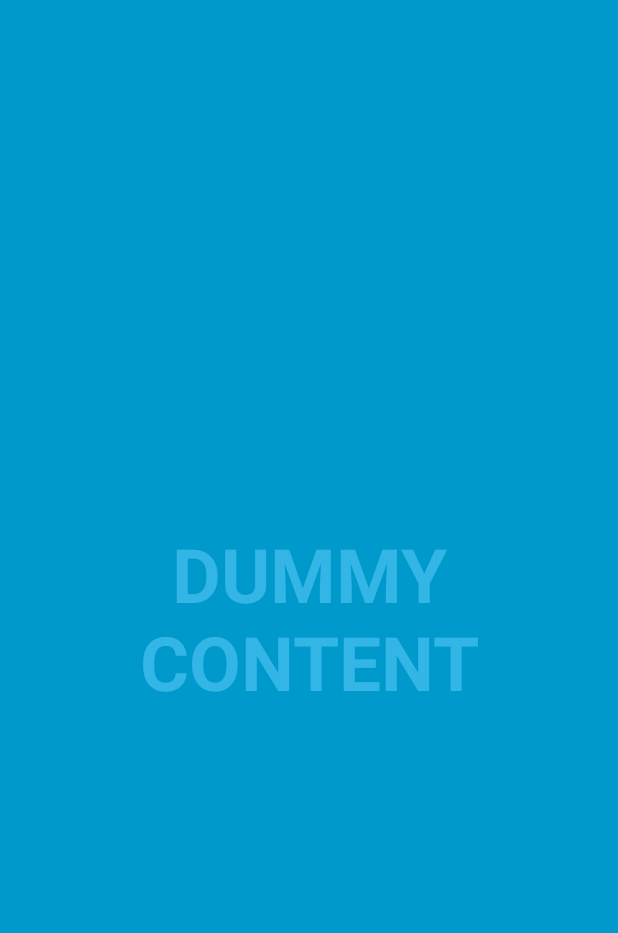
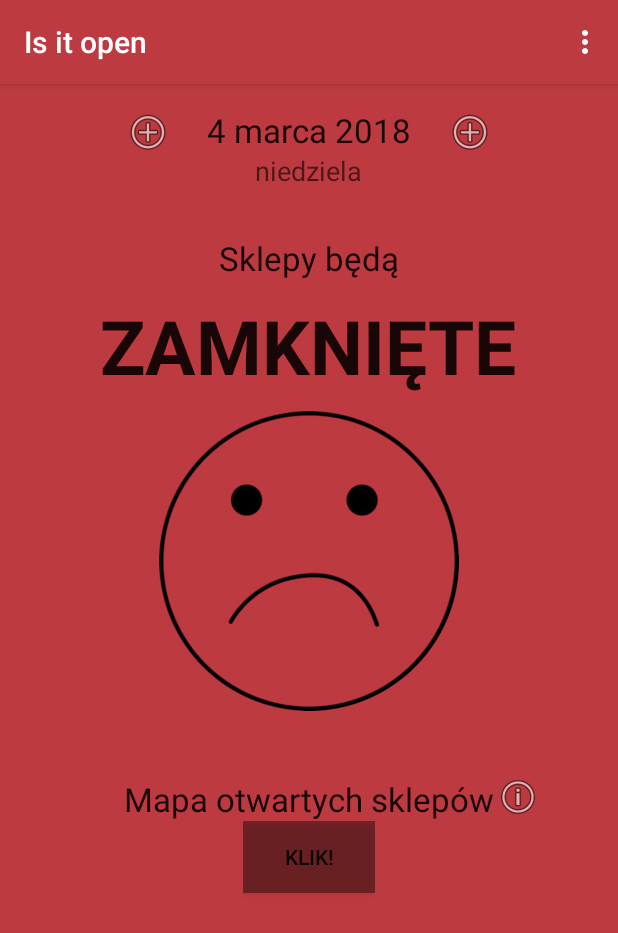
Before and after one commit to cwikp/isitopen-android, an Android app: the screen it shows after launch (FullscreenActivity before the commit, MainActivity after it), on a phone screen of 412 x 824 dp. Shown: the top 933 px of the screen. Run offline under Robolectric (Android 15) with nearby library versions, the phone set to English and light mode, and no system bars.

Commit message:
add more basic functionality

```diff
--- a/app/src/main/java/com/isitopen/ClosedDays.java
+++ b/app/src/main/java/com/isitopen/ClosedDays.java
@@ -12,6 +12,8 @@ public class ClosedDays {
     static {
         closedDays.put(new ClosedDay(1, 1, 2018), HOLIDAY);
         closedDays.put(new ClosedDay(1, 7, 2018), FREE_SUNDAY);
+        closedDays.put(new ClosedDay(4, 3, 2018), FREE_SUNDAY);
+        closedDays.put(new ClosedDay(7, 3, 2018), HOLIDAY);
     }
 
     public static HashMap<ClosedDay, ClosedReason> getClosedDays(){
@@ -33,7 +35,7 @@ class ClosedDay{
     public static ClosedDay of(Calendar calendar) {
         return new ClosedDay(
                 calendar.get(Calendar.DAY_OF_MONTH),
-                calendar.get(Calendar.MONTH),
+                calendar.get(Calendar.MONTH) + 1,
                 calendar.get(Calendar.YEAR)
         );
     }
--- a/app/src/main/java/com/isitopen/MainActivity.java
+++ b/app/src/main/java/com/isitopen/MainActivity.java
@@ -1,11 +1,20 @@
 package com.isitopen;
 
+import android.graphics.Color;
+import android.graphics.drawable.ColorDrawable;
+import android.os.Build;
 import android.os.Bundle;
+import android.support.v4.app.DialogFragment;
+import android.support.v7.app.ActionBar;
 import android.support.v7.app.AppCompatActivity;
 import android.view.Menu;
 import android.view.MenuItem;
 import android.view.View;
+import android.view.Window;
+import android.widget.ImageView;
+import android.widget.RelativeLayout;
 import android.widget.TextView;
+import android.widget.Toast;
 
 import java.util.Calendar;
 import java.util.HashMap;
@@ -13,7 +22,9 @@ import java.util.Locale;
 
 public class MainActivity extends AppCompatActivity {
 
-    private final Locale plLocale = new Locale("pl_PL");
+    private final Locale polishLocale = new Locale("pl");
+    private Calendar calendarToday;
+    private Calendar calendarTomorrow;
     private Calendar currentCalendar;
 
     @Override
@@ -31,16 +42,21 @@ public class MainActivity extends AppCompatActivity {
 //                        .setAction("Action", null).show();
 //            }
 //        });
-        currentCalendar = Calendar.getInstance(plLocale);
-        setCurrentDate();
-        setOpenClosedInfo();
+        calendarToday = Calendar.getInstance(polishLocale);
+        currentCalendar = Calendar.getInstance(polishLocale);
+        calendarTomorrow = Calendar.getInstance(polishLocale);
+        calendarTomorrow.set(Calendar.DAY_OF_MONTH, calendarToday.get(Calendar.DAY_OF_MONTH) + 1);
+        updateAllDateInfo();
+        if (currentCalendar.get(Calendar.DAY_OF_WEEK) != Calendar.SUNDAY) {
+            setClosestFutureSunday();
+        }
     }
 
     private void setCurrentDate() {
         TextView dateText = (TextView) findViewById(R.id.dateText);
         TextView weekDayText = (TextView) findViewById(R.id.weekdayText);
-        dateText.setText(getCurrentDate(currentCalendar, plLocale));
-        weekDayText.setText(getCurrentWeekday(currentCalendar, plLocale));
+        dateText.setText(getCurrentDate(currentCalendar, polishLocale));
+        weekDayText.setText(getCurrentWeekday(currentCalendar, polishLocale));
     }
 
     //    https://stackoverflow.com/questions/14832151/how-to-get-month-name-from-calendar
@@ -55,10 +71,57 @@ public class MainActivity extends AppCompatActivity {
         return calendar.getDisplayName(Calendar.DAY_OF_WEEK, Calendar.LONG, locale);
     }
 
-    private void setOpenClosedInfo() {
-        String mainText = isOpen() ? getString(R.string.open) : getString(R.string.closed);
+    private void setOpenClosed() {
+        boolean isOpen = isOpen();
+        setInfo(isOpen);
+        setBackgroundColor(isOpen);
+        setImage(isOpen);
+    }
+
+    private void setInfo(boolean isOpen) {
+        TextView openInfoText = (TextView) findViewById(R.id.openInfoText);
+        String openInfo = isToday() ? getString(R.string.infoToday)
+                : isTomorrow() ? getString(R.string.infoTomorrow)
+                : isPastDate() ? getString(R.string.infoPast)
+                : getString(R.string.infoFuture);
+        openInfoText.setText(openInfo);
+
         TextView mainInfoText = (TextView) findViewById(R.id.mainInfoText);
+        String mainText = isOpen ? getString(R.string.open) : getString(R.string.closed);
         mainInfoText.setText(mainText);
+    }
+
+    private boolean isTomorrow() {
+        return ClosedDay.of(currentCalendar).equals(ClosedDay.of(calendarTomorrow));
+    }
+
+    private boolean isToday() {
+        return ClosedDay.of(currentCalendar).equals(ClosedDay.of(calendarToday));
+    }
+
+    private boolean isPastDate() {
+        return currentCalendar.before(calendarToday);
+    }
+
+    private void setBackgroundColor(boolean isOpen) {
+        RelativeLayout layout = (RelativeLayout) findViewById(R.id.container);
+        int backgroundColor = isOpen ? Color.parseColor("#0099cc") : Color.parseColor("#be3a41");
+        layout.setBackgroundColor(backgroundColor);
+        if (Build.VERSION.SDK_INT >= 21) {
+            Window window = getWindow();
+            window.setNavigationBarColor(backgroundColor);
+            window.setStatusBarColor(backgroundColor);
+        }
+        ActionBar supportActionBar = getSupportActionBar();
+        if (supportActionBar != null) {
+            supportActionBar.setBackgroundDrawable(new ColorDrawable(backgroundColor));
+        }
+    }
+
+    private void setImage(boolean isOpen) {
+        ImageView image = (ImageView) findViewById(R.id.faceImage);
+        int imageResource = isOpen ? R.drawable.happyface : R.drawable.sadface;
+        image.setImageResource(imageResource);
     }
 
     private boolean isOpen() {
@@ -90,14 +153,45 @@ public class MainActivity extends AppCompatActivity {
     }
 
     public void onDatePlusClick(View view) {
-        int currentDay = currentCalendar.get(Calendar.DAY_OF_MONTH);
-        currentCalendar.set(Calendar.DAY_OF_MONTH, currentDay + 1);
-        setCurrentDate();
+        setClosestFutureSunday();
+    }
+
+    private void setClosestFutureSunday() {
+        int difference = getDifferenceToSunday();
+        currentCalendar.add(Calendar.DAY_OF_MONTH, difference);
+        updateAllDateInfo();
     }
 
     public void onDateMinusClick(View view) {
-        int currentDay = currentCalendar.get(Calendar.DAY_OF_MONTH);
-        currentCalendar.set(Calendar.DAY_OF_MONTH, currentDay - 1);
+        int difference = getDifferenceToSunday();
+        currentCalendar.add(Calendar.DAY_OF_MONTH, -difference);
+        updateAllDateInfo();
+    }
+
+    private int getDifferenceToSunday() {
+        int difference = Calendar.SUNDAY - currentCalendar.get(Calendar.DAY_OF_WEEK);
+        if (difference <= 0) {
+            difference += 7;
+        }
+        return difference;
+    }
+
+    public void onMapInfoClicked(View view) {
+        Toast.makeText(getApplicationContext(), R.string.mapInfoText, Toast.LENGTH_LONG).show();
+    }
+
+    public void showDatePickerDialog(View view) {
+        DialogFragment newFragment = new DatePickerFragment();
+        newFragment.show(getSupportFragmentManager(), "datePicker");
+    }
+
+    public void onDateSelected(int year, int month, int day) {
+        currentCalendar.set(year, month, day);
+        updateAllDateInfo();
+    }
+
+    private void updateAllDateInfo() {
         setCurrentDate();
+        setOpenClosed();
     }
 }
--- a/app/src/main/res/layout/content_main.xml
+++ b/app/src/main/res/layout/content_main.xml
@@ -8,6 +8,7 @@
     android:paddingLeft="@dimen/activity_horizontal_margin"
     android:paddingRight="@dimen/activity_horizontal_margin"
     android:paddingTop="@dimen/activity_vertical_margin"
+    android:id="@+id/container"
     app:layout_behavior="@string/appbar_scrolling_view_behavior"
     tools:context="com.isitopen.MainActivity"
     tools:showIn="@layout/activity_main">
@@ -15,9 +16,10 @@
     <TextView
         android:layout_width="wrap_content"
         android:layout_height="wrap_content"
-        android:textAppearance="?android:attr/textAppearanceMedium"
+        android:textAppearance="?android:attr/textAppearanceLarge"
         android:text="1 stycznia 2018"
         android:id="@+id/dateText"
+        android:onClick="showDatePickerDialog"
         android:layout_alignParentTop="true"
         android:layout_centerHorizontal="true" />
 
@@ -26,6 +28,7 @@
         android:layout_height="wrap_content"
         android:textAppearance="?android:attr/textAppearanceMedium"
         android:text="Poniedziałek"
+        android:onClick="showDatePickerDialog"
         android:id="@+id/weekdayText"
         android:layout_below="@+id/dateText"
         android:layout_centerHorizontal="true" />
@@ -78,14 +81,14 @@
         android:text="Klik!"
         android:background="@color/black_overlay"
         android:id="@+id/mapButton"
-        android:layout_alignParentBottom="true"
-        android:layout_centerHorizontal="true"
-        android:layout_marginBottom="24dp" />
+        android:layout_below="@+id/mapText"
+        android:layout_centerHorizontal="true" />
 
     <ImageView
         android:layout_width="wrap_content"
         android:layout_height="wrap_content"
         android:id="@+id/mapInfo"
+        android:onClick="onMapInfoClicked"
         android:src="@android:drawable/ic_menu_info_details"
         android:layout_alignBottom="@+id/mapText"
         android:layout_toRightOf="@+id/mapText"
@@ -98,9 +101,9 @@
         android:src="@android:drawable/ic_menu_add"
         android:clickable="true"
         android:onClick="onDatePlusClick"
-        android:layout_alignTop="@+id/dateText"
-        android:layout_toRightOf="@+id/openInfoText"
-        android:layout_toEndOf="@+id/openInfoText" />
+        android:layout_alignParentTop="true"
+        android:layout_alignRight="@+id/mapText"
+        android:layout_alignEnd="@+id/mapText" />
 
     <ImageView
         android:layout_width="wrap_content"
@@ -109,8 +112,8 @@
         android:src="@android:drawable/ic_menu_add"
         android:clickable="true"
         android:onClick="onDateMinusClick"
-        android:layout_alignTop="@+id/dateText"
-        android:layout_toLeftOf="@+id/openInfoText"
-        android:layout_toStartOf="@+id/openInfoText" />
+        android:layout_alignParentTop="true"
+        android:layout_alignLeft="@+id/mapText"
+        android:layout_alignStart="@+id/mapText" />
 
 </RelativeLayout>
--- a/app/src/main/res/values-v21/styles.xml
+++ b/app/src/main/res/values-v21/styles.xml
@@ -1,9 +1,8 @@
 <resources>
-
-    <style name="AppTheme.NoActionBar">
-        <item name="windowActionBar">false</item>
-        <item name="windowNoTitle">true</item>
-        <item name="android:windowDrawsSystemBarBackgrounds">true</item>
-        <item name="android:statusBarColor">@android:color/transparent</item>
+    <style name="AppTheme" parent="Theme.AppCompat.Light.DarkActionBar">
+        <!-- Customize your theme here. -->
+        <item name="colorPrimary">@color/colorPrimary</item>
+        <item name="colorPrimaryDark">@color/colorPrimaryDark</item>
+        <item name="colorAccent">@color/colorAccent</item>
     </style>
 </resources>
--- a/app/src/main/res/values/colors.xml
+++ b/app/src/main/res/values/colors.xml
@@ -1,8 +1,8 @@
 <?xml version="1.0" encoding="utf-8"?>
 <resources>
-    <color name="colorPrimary">#3F51B5</color>
-    <color name="colorPrimaryDark">#303F9F</color>
-    <color name="colorAccent">#FF4081</color>
+    <color name="colorPrimary">#0099cc</color>
+    <color name="colorPrimaryDark">#0099cc</color>
+    <color name="colorAccent">#0099cc</color>
 
     <color name="black_overlay">#66000000</color>
 </resources>
--- a/app/src/main/res/values/strings.xml
+++ b/app/src/main/res/values/strings.xml
@@ -7,4 +7,9 @@
     <string name="dummy_content">DUMMY\nCONTENT</string>
     <string name="open">OTWARTE</string>
     <string name="closed">ZAMKNIĘTE</string>
+    <string name="mapInfoText">Niektóre sklepy nie są objęte zakazem handlu w niedzielę. Zobacz je na mapie!</string>
+    <string name="infoToday">Dzisiaj sklepy są</string>
+    <string name="infoTomorrow">Jutro sklepy będą</string>
+    <string name="infoPast">Sklepy były</string>
+    <string name="infoFuture">Sklepy będą</string>
 </resources>
--- a/app/src/main/res/values/styles.xml
+++ b/app/src/main/res/values/styles.xml
@@ -1,16 +1,11 @@
 <resources>
 
     <!-- Base application theme. -->
-    <style name="AppTheme" parent="Theme.AppCompat.Light.NoActionBar">
+    <style name="AppTheme" parent="Theme.AppCompat.Light.DarkActionBar">
         <!-- Customize your theme here. -->
         <item name="colorPrimary">@color/colorPrimary</item>
         <item name="colorPrimaryDark">@color/colorPrimaryDark</item>
         <item name="colorAccent">@color/colorAccent</item>
-    </style>
-
-    <style name="AppTheme.NoActionBar">
-        <item name="windowActionBar">false</item>
-        <item name="windowNoTitle">true</item>
     </style>
 
     <style name="AppTheme.AppBarOverlay" parent="ThemeOverlay.AppCompat.Dark.ActionBar" />
```
Also changed, not shown: app/src/main/AndroidManifest.xml (+14 -12 lines), app/src/main/java/com/isitopen/DatePickerFragment.java (added, +29 -0 lines), app/src/main/res/drawable/happyface.png (added).
